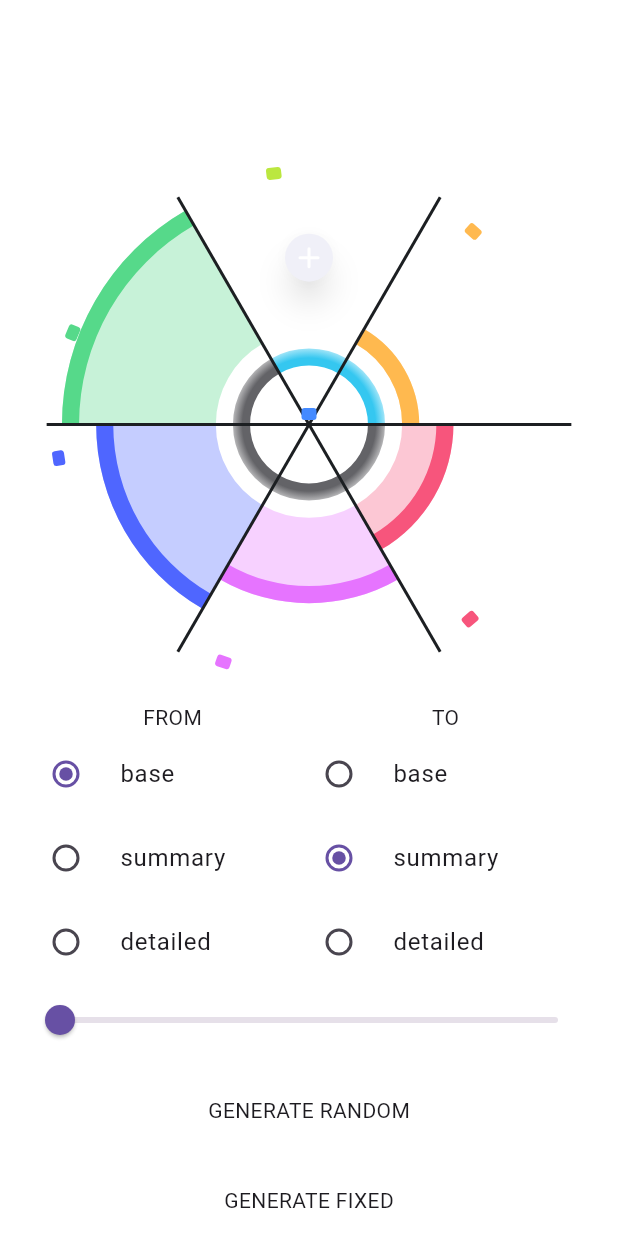
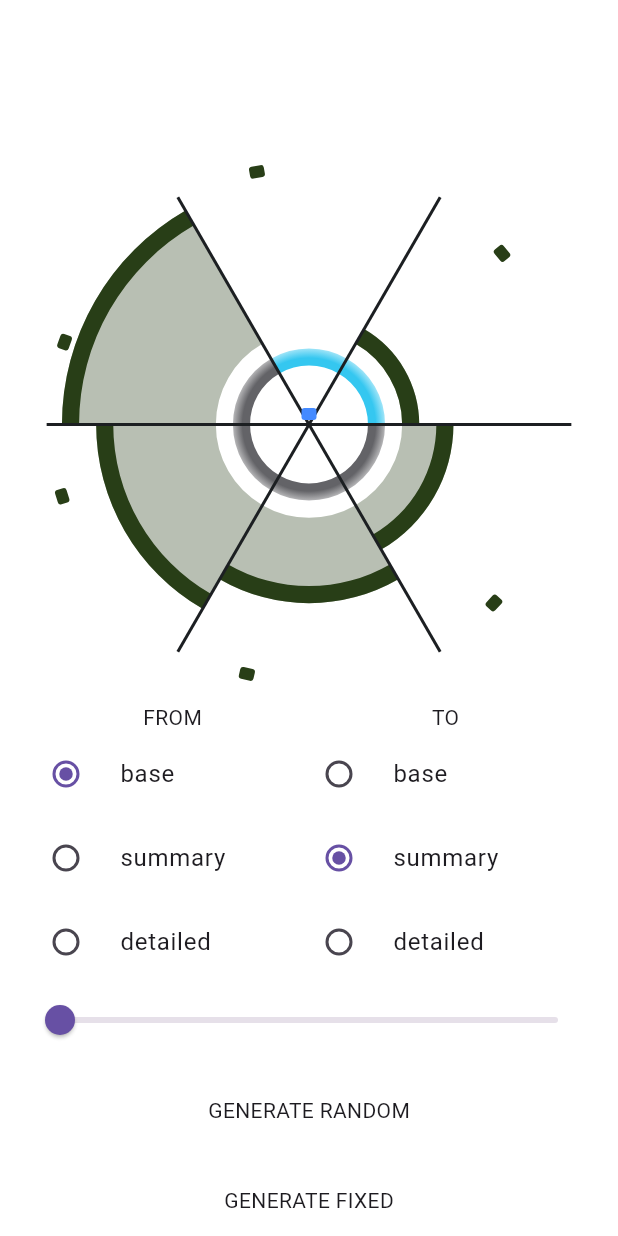
Before and after one commit to kostya-epifanov/rose_chart_flutter_widget_demo, a Flutter app: the screen it shows after launch, after a tap on "GENERATE FIXED", on a phone screen of 412 x 824 dp. Run offline on Flutter 3.47's test engine with Material 3 defaults, Android fonts, the phone set to English and light mode, and no system bars; our stand-ins replace equatable.

Commit message:
fix: update project

```diff
--- a/lib/main.dart
+++ b/lib/main.dart
@@ -5,7 +5,7 @@
 import 'package:rose_chart_widget_demo/transitions/chart_state.dart';
 import 'package:rose_chart_widget_demo/transitions/chart_transition.dart';
 import 'package:rose_chart_widget_demo/utils.dart';
-import 'package:rose_chart_widget_demo/widget/personality_chart_widget.dart';
+import 'package:rose_chart_widget_demo/widget/rose_chart_widget.dart';
 
 void main() {
   runApp(
@@ -53,7 +53,7 @@
     setState(() {});
   }
 
-  void _onTapGeneratePersonality() {
+  void _onTapGenerate() {
     _dataList = generateFixedTestList();
     _dataUnitOnTop = _dataList!.first;
     _centralSectorsActiveCount = Random().nextInt(_dataList!.length + 1);
@@ -189,7 +189,7 @@
                   padding: const EdgeInsets.symmetric(horizontal: 24),
                   child: RawMaterialButton(
                     child: const Text('GENERATE FIXED'),
-                    onPressed: () => _onTapGeneratePersonality(),
+                    onPressed: () => _onTapGenerate(),
                   ),
                 ),
               ],
--- a/lib/models/context_category.dart
+++ b/lib/models/category.dart
@@ -6,58 +6,57 @@
 
 const int demoChartSectorMaxStrength = 6;
 
-class ContextCategory extends Equatable {
+class Category extends Equatable {
   final String name;
 
   Color get color {
     switch (name) {
-      case 'Goals':
+      case 'Category A':
         return const Color.fromRGBO(187, 231, 63, 1);
-      case 'Physiological':
+      case 'Category B':
         return const Color.fromRGBO(255, 185, 79, 1);
-      case 'Hidden Detail':
+      case 'Category C':
         return const Color.fromRGBO(247, 85, 124, 1);
-      case 'Intellectual':
+      case 'Category D':
         return const Color.fromRGBO(230, 116, 255, 1);
-      case 'Psychological':
+      case 'Category E':
         return const Color.fromRGBO(79, 102, 255, 1);
-      case 'Habits':
+      case 'Category F':
         return const Color.fromRGBO(86, 217, 138, 1);
       default:
         return getRandomColor();
     }
   }
 
-  const ContextCategory.empty() : this(name: '');
+  const Category.empty() : this(name: '');
 
   bool get isEmpty => name.isEmpty;
 
   String get title => name.replaceAll('_', ' ').toUpperCase();
 
-  const ContextCategory({
+  const Category({
     required this.name,
   });
 
-  factory ContextCategory.fromMap(Map<String, dynamic> map) {
-    return ContextCategory(
+  factory Category.fromMap(Map<String, dynamic> map) {
+    return Category(
       name: map['name'] ?? '',
     );
   }
 
-  factory ContextCategory.fromJson(String source) =>
-      ContextCategory.fromMap(json.decode(source) as Map<String, dynamic>);
+  factory Category.fromJson(String source) =>
+      Category.fromMap(json.decode(source) as Map<String, dynamic>);
 
   @override
-  String toString() => 'ContextCategory(name: $name)';
+  String toString() => 'Category(name: $name)';
 
   @override
   List<Object> get props => [name];
 }
 
-extension ContextCategoryX on ContextCategory {
-  static List<ContextCategory> fromJsonList(String data) => (jsonDecode(data) as List)
-      .map((e) => ContextCategory.fromMap(e as Map<String, dynamic>))
-      .toList();
+extension CategoryX on Category {
+  static List<Category> fromJsonList(String data) =>
+      (jsonDecode(data) as List).map((e) => Category.fromMap(e as Map<String, dynamic>)).toList();
 
-  static ContextCategory fromJson(String json) => ContextCategory.fromJson(json);
+  static Category fromJson(String json) => Category.fromJson(json);
 }
--- a/lib/models/chart_sector.dart
+++ b/lib/models/chart_sector.dart
@@ -1,13 +1,13 @@
 import 'package:equatable/equatable.dart';
-import 'package:rose_chart_widget_demo/models/context_category.dart';
+import 'package:rose_chart_widget_demo/models/category.dart';
 
 abstract class ChartSectorModel {
   final int strength;
-  final ContextCategory contextCategory;
+  final Category category;
 
   const ChartSectorModel({
     required this.strength,
-    required this.contextCategory,
+    required this.category,
   });
 }
 
@@ -15,7 +15,7 @@
   @override
   final int strength;
   @override
-  final ContextCategory contextCategory;
+  final Category category;
 
   final bool isEmpty;
 
@@ -23,18 +23,18 @@
 
   const ChartSectorModelImpl({
     required this.strength,
-    required this.contextCategory,
+    required this.category,
     required this.isEmpty,
   });
 
   ChartSectorModelImpl copyWith({
     int? strength,
-    ContextCategory? contextCategory,
+    Category? category,
     bool? isEmpty,
   }) {
     return ChartSectorModelImpl(
       strength: strength ?? this.strength,
-      contextCategory: contextCategory ?? this.contextCategory,
+      category: category ?? this.category,
       isEmpty: isEmpty ?? this.isEmpty,
     );
   }
@@ -42,6 +42,6 @@
   @override
   List<Object> get props => [
         strength,
-        contextCategory,
+        category,
       ];
 }
--- a/lib/utils.dart
+++ b/lib/utils.dart
@@ -1,8 +1,8 @@
 import 'dart:math';
 import 'dart:ui';
 
+import 'package:rose_chart_widget_demo/models/category.dart';
 import 'package:rose_chart_widget_demo/models/chart_sector.dart';
-import 'package:rose_chart_widget_demo/models/context_category.dart';
 
 Color getRandomColor() {
   final rnd = Random();
@@ -15,9 +15,9 @@
 }
 
 List<ChartSectorModelImpl> generateRandomSizeTestList({
-  int minSize = 4,
-  int maxSize = 12,
-  int minStrength = 0,
+  int minSize = 6,
+  int maxSize = 8,
+  int minStrength = 1,
   int maxStrength = demoChartSectorMaxStrength + 1,
   bool isInitial = false,
 }) {
@@ -25,7 +25,7 @@
   return List.generate(size, (index) {
     return ChartSectorModelImpl(
       strength: isInitial ? 0 : minStrength + Random().nextInt(maxStrength - minStrength),
-      contextCategory: ContextCategory(name: 'RND$index'),
+      category: Category(name: 'RND$index'),
       isEmpty: false,
     );
   });
@@ -35,32 +35,32 @@
   return [
     const ChartSectorModelImpl(
       strength: 0,
-      contextCategory: ContextCategory(name: 'Goals'),
+      category: Category(name: 'Sector A'),
       isEmpty: false,
     ),
     const ChartSectorModelImpl(
       strength: 1,
-      contextCategory: ContextCategory(name: 'Physiological'),
+      category: Category(name: 'Sector B'),
       isEmpty: false,
     ),
     const ChartSectorModelImpl(
       strength: 2,
-      contextCategory: ContextCategory(name: 'Hidden Detail'),
+      category: Category(name: 'Sector C'),
       isEmpty: false,
     ),
     const ChartSectorModelImpl(
       strength: 3,
-      contextCategory: ContextCategory(name: 'Intellectual'),
+      category: Category(name: 'Sector D'),
       isEmpty: false,
     ),
     const ChartSectorModelImpl(
       strength: 4,
-      contextCategory: ContextCategory(name: 'Psychological'),
+      category: Category(name: 'Sector E'),
       isEmpty: false,
     ),
     const ChartSectorModelImpl(
       strength: 5,
-      contextCategory: ContextCategory(name: 'Habits'),
+      category: Category(name: 'Sector F'),
       isEmpty: false,
     ),
   ];
--- a/lib/widget/core_chart_widget.dart
+++ b/lib/widget/core_chart_widget.dart
@@ -6,7 +6,7 @@
 import 'package:rose_chart_widget_demo/widget/painter/components/circular_axes_component.dart';
 import 'package:rose_chart_widget_demo/widget/painter/components/radial_axes_component.dart';
 import 'package:rose_chart_widget_demo/widget/painter/components/sectors_group_component.dart';
-import 'package:rose_chart_widget_demo/widget/painter/personality_chart_painter.dart';
+import 'package:rose_chart_widget_demo/widget/painter/rose_chart_painter.dart';
 
 class CoreChartWidget extends StatefulWidget {
   final List<ChartSectorModelImpl> storyPartViewModels;
@@ -48,7 +48,7 @@
       width: 200,
       child: CustomPaint(
         size: Size.infinite,
-        painter: PersonalityChartPainter(
+        painter: RoseChartPainter(
           transitionValue: 1,
           transition: const ChartTransition(
             fromState: ChartState.base(),
--- a/lib/widget/painter/components/labels/circular_labels_component.dart
+++ b/lib/widget/painter/components/labels/circular_labels_component.dart
@@ -30,7 +30,6 @@
 
   late Offset _center;
   late double _sectorAngle;
-  late double _centralCircleRadius;
   late double _drawOffsetRadius;
   late double _sectorOuterSideWidth;
 
@@ -59,8 +58,7 @@
   ) {
     _center = Offset(originalSize.width / 2, scaledSize.height / 2 + chartYOffset);
     _sectorAngle = 2 * pi / data.length;
-    _centralCircleRadius = scaledSize.width * centralCircleRadiusMod / 2;
-    _drawOffsetRadius = scaledSize.width / 2 - _centralCircleRadius + offsetForLabels;
+    _drawOffsetRadius = scaledSize.width / 2 - offsetForLabels;
     _sectorOuterSideWidth = 2 * _drawOffsetRadius * sin(_sectorAngle / 2);
 
     _drawCentralLabel(canvas, centralLabelText, centralLabelMarkColor);
@@ -95,7 +93,7 @@
   }
 
   double _getTitleWidth(ChartSectorModel model) {
-    _textPainter.text = TextSpan(text: model.contextCategory.title, style: textStyle);
+    _textPainter.text = TextSpan(text: model.category.title, style: textStyle);
     _textPainter.layout();
     return _textPainter.width / _sectorOuterSideWidth;
   }
@@ -108,12 +106,10 @@
     double nextAngle = 0;
 
     if (!isReversedSector) {
-      nextAngle =
-          _drawMarkAtAngle(canvas: canvas, angle: nextAngle, color: model.contextCategory.color);
+      nextAngle = _drawMarkAtAngle(canvas: canvas, angle: nextAngle, color: model.category.color);
     }
 
-    final characters =
-        model.contextCategory.title.runes.map((e) => String.fromCharCode(e)).toList();
+    final characters = model.category.title.runes.map((e) => String.fromCharCode(e)).toList();
 
     for (int index = 0; index < characters.length; index++) {
       nextAngle = _drawLetterAtAngle(
@@ -126,8 +122,7 @@
 
     if (isReversedSector) {
       canvas.translate(7, 1);
-      nextAngle =
-          _drawMarkAtAngle(canvas: canvas, angle: nextAngle, color: model.contextCategory.color);
+      nextAngle = _drawMarkAtAngle(canvas: canvas, angle: nextAngle, color: model.category.color);
     }
   }
 
@@ -140,7 +135,7 @@
     _textPainter.text = TextSpan(
       text: letter,
       style: textStyle.copyWith(
-        color: textStyle.color?.withOpacity(paintAlphaValue.clamp(0, 0.7)),
+        color: textStyle.color?.withOpacity(paintAlphaValue.clamp(0, 1.0)),
       ),
     );
     _textPainter.layout(
--- a/lib/widget/painter/components/labels/summary_labels_component.dart
+++ b/lib/widget/painter/components/labels/summary_labels_component.dart
@@ -60,8 +60,8 @@
           -translation.dx + offset,
           -translation.dy + (_textPainter.height + offsetForLabels / 2) * (index + 1),
         ),
-        model.contextCategory.title,
-        model.contextCategory.color,
+        model.category.title,
+        model.category.color,
       );
     }
   }
--- a/lib/widget/painter/components/sectors_group_component.dart
+++ b/lib/widget/painter/components/sectors_group_component.dart
@@ -92,7 +92,7 @@
     final path = Path();
 
     final paint = Paint()
-      ..color = model.contextCategory.color.withOpacity(fillColorOpacity)
+      ..color = model.category.color.withOpacity(fillColorOpacity)
       ..style = PaintingStyle.fill;
 
     path.moveTo(
@@ -140,7 +140,7 @@
   ) {
     final path = Path();
     final paint = Paint()
-      ..color = model.contextCategory.color
+      ..color = model.category.color
       ..style = PaintingStyle.fill;
 
     path.moveTo(
--- a/lib/widget/painter/painter.dart
+++ b/lib/widget/painter/painter.dart
@@ -1,3 +1,3 @@
 export 'components/components.dart';
 export 'extended_custom_painter.dart';
-export 'personality_chart_painter.dart';
+export 'rose_chart_painter.dart';
--- a/lib/widget/painter/personality_chart_painter.dart
+++ b/lib/widget/painter/rose_chart_painter.dart
@@ -5,13 +5,13 @@
 import 'package:rose_chart_widget_demo/transitions/chart_transition.dart';
 import 'package:rose_chart_widget_demo/widget/painter/extended_custom_painter.dart';
 
-class PersonalityChartPainter extends CustomPainter {
+class RoseChartPainter extends CustomPainter {
   final List<ExtendedCustomPainter> components;
 
   final ChartTransition transition;
   final double transitionValue;
 
-  PersonalityChartPainter({
+  RoseChartPainter({
     required this.components,
     required this.transition,
     required this.transitionValue,
--- a/lib/widget/personality_chart.dart
+++ b/lib/widget/rose_chart.dart
@@ -1,4 +1,4 @@
 export 'core_chart_widget.dart';
 export 'gesture/gesture.dart';
 export 'painter/painter.dart';
-export 'personality_chart_widget.dart';
+export 'rose_chart_widget.dart';
--- a/lib/widget/personality_chart_widget.dart
+++ b/lib/widget/rose_chart_widget.dart
@@ -9,10 +9,9 @@
 import 'package:rose_chart_widget_demo/widget/painter/components/bottom_fade_gradient_component.dart';
 import 'package:rose_chart_widget_demo/widget/painter/components/circular_axes_component.dart';
 import 'package:rose_chart_widget_demo/widget/painter/components/labels/labels_component.dart';
-import 'package:rose_chart_widget_demo/widget/painter/components/plus_icons_component.dart';
 import 'package:rose_chart_widget_demo/widget/painter/components/radial_axes_component.dart';
 import 'package:rose_chart_widget_demo/widget/painter/components/sectors_group_component.dart';
-import 'package:rose_chart_widget_demo/widget/painter/personality_chart_painter.dart';
+import 'package:rose_chart_widget_demo/widget/painter/rose_chart_painter.dart';
 
 class RoseChartWidget extends StatefulWidget {
   final int maxStrength;
@@ -94,7 +93,7 @@
 
   @override
   void didUpdateWidget(covariant RoseChartWidget oldWidget) {
-    if (oldWidget.sectorOnTop.contextCategory != widget.sectorOnTop.contextCategory) {
+    if (oldWidget.sectorOnTop.category != widget.sectorOnTop.category) {
       WidgetsBinding.instance.addPostFrameCallback((_) {
         _rotateChart(oldWidget.sectorOnTop, widget.sectorOnTop);
       });
@@ -125,9 +124,6 @@
 
     final adjustedAngleToTop = -pi / 2 - (pi / widget.chartSectors.length);
 
-    const plusIconBackgroundColor = Color(0xFFF0F0F8);
-    const plusIconColor = Colors.white;
-
     return ClipRect(
       child: Padding(
         padding: EdgeInsets.only(top: _offsetForLabels),
@@ -151,7 +147,7 @@
                 chartYOffset: chartYOffset,
                 chart: CustomPaint(
                   size: Size.infinite,
-                  painter: PersonalityChartPainter(
+                  painter: RoseChartPainter(
                     transitionValue: widget.transitionAnimationValue,
                     transition: widget.transition,
                     components: [
@@ -187,7 +183,7 @@
                         chartXOffset: chartXOffset,
                         chartYOffset: chartYOffset,
                       ),
-                      if (widget.transition.havePluses)
+                      /*if (widget.transition.havePluses)
                         PlusIconsComponent(
                           adjustedAngleToTop: adjustedAngleToTop,
                           sectorsData: widget.chartSectors,
@@ -199,7 +195,7 @@
                           rotateTransition: _rotateTransition,
                           chartYOffset: chartYOffset,
                           isShowCenterPlus: widget.centralSectorsActiveCount == 0,
-                        ),
+                        ),*/
                       LabelsComponent(
                         adjustedAngleToTop: adjustedAngleToTop,
                         data: widget.chartSectors,
--- a/lib/widget/widget.dart
+++ b/lib/widget/widget.dart
@@ -1,5 +1,5 @@
 export 'core_chart_widget.dart';
 export 'gesture/gesture.dart';
 export 'painter/painter.dart';
-export 'personality_chart.dart';
-export 'personality_chart_widget.dart';
+export 'rose_chart.dart';
+export 'rose_chart_widget.dart';
```
Also changed, not shown: pubspec.lock, 31 other files.
